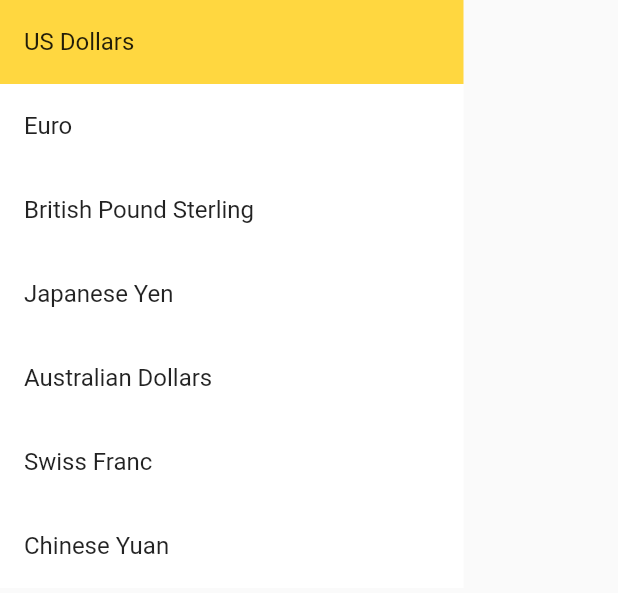
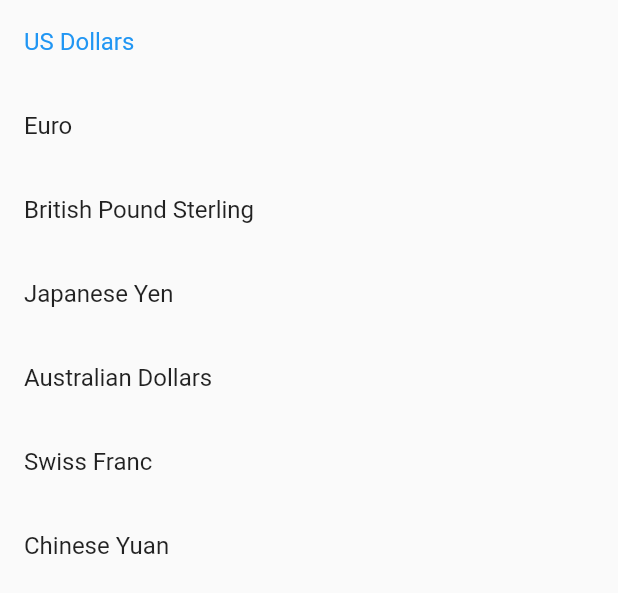
Before and after one commit to deb-95/crypto-tracker, a Flutter app: the CurrencySelector widget shown alone on an empty page, opened directly, on a phone screen of 412 x 824 dp. Shown: the top 593 px of the screen. Run offline on Flutter 3.47's test engine with Material 2 defaults, Android fonts, the phone set to English and light mode, and no system bars; our stand-ins replace bloc, dio, easy_localization, equatable, flutter_bloc; generated files the repository leaves out were written again; network calls fail.

Commit message:
removed tile color in favor of boolean selected

```diff
--- a/lib/features/overview/presentation/widgets/currency_selector.dart
+++ b/lib/features/overview/presentation/widgets/currency_selector.dart
@@ -17,9 +17,7 @@ class CurrencySelector extends StatelessWidget {
         itemCount: kCurrencies.length,
         itemBuilder: (context, index) => ListTile(
           title: Text(tr(kCurrencies[index])),
-          tileColor: currencyBloc.state.selectedCurrency == kCurrencies[index]
-              ? Colors.amberAccent
-              : Colors.white,
+          selected: currencyBloc.state.selectedCurrency == kCurrencies[index],
           onTap: () {
             currencyBloc
                 .add(CurrencyChangeEvent(newCurrency: kCurrencies[index]));
```
